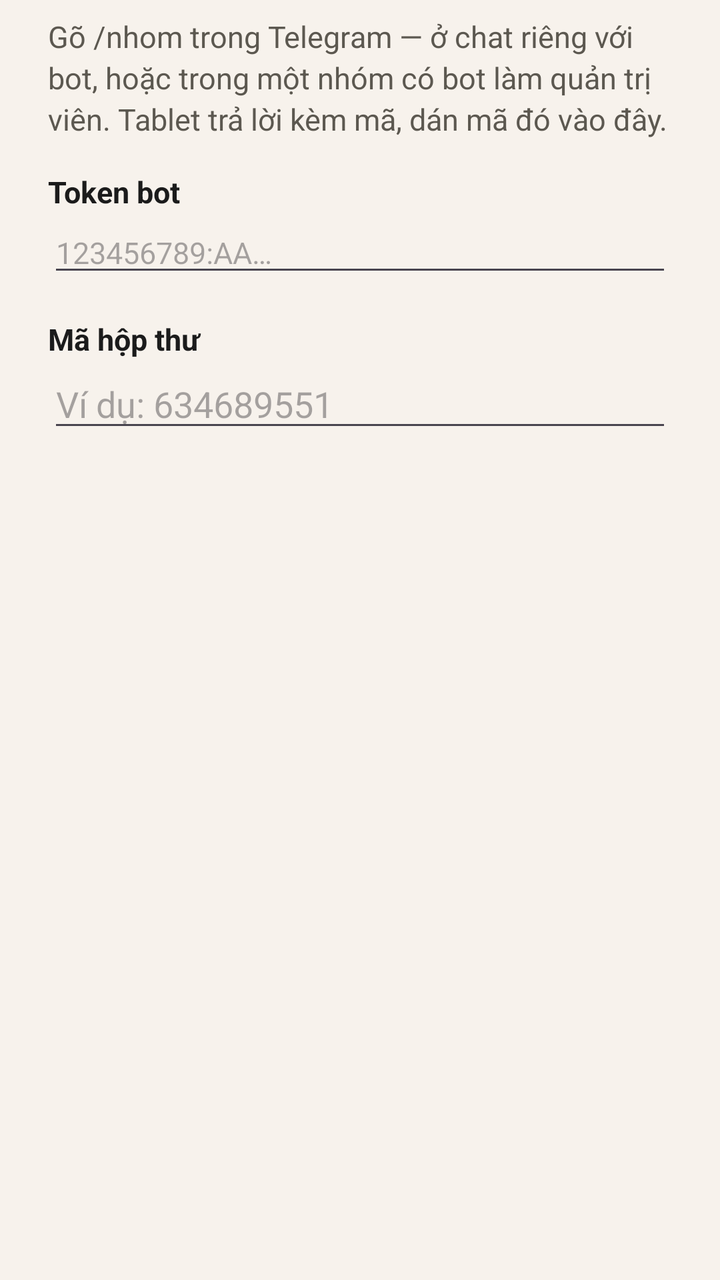
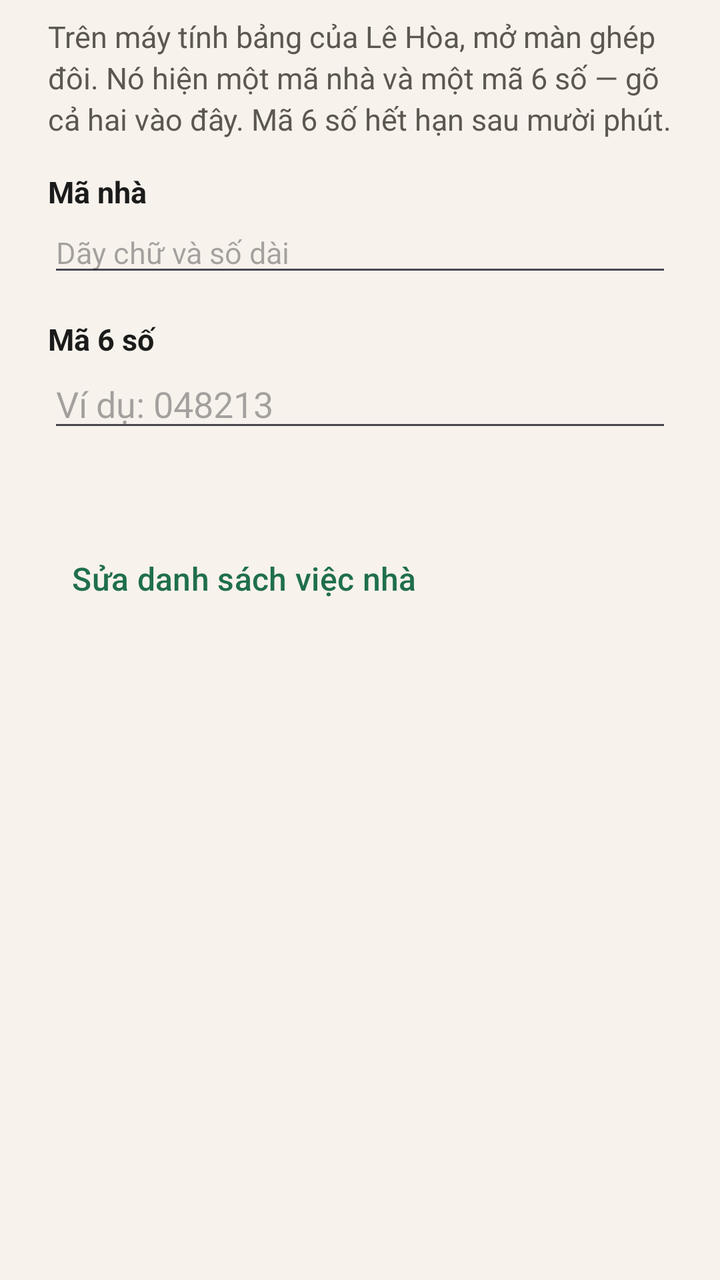

Two renders of the same Android screen: before a commit and after it. Below are the layout's source before the change and the commit's diff.
<!-- AndroidManifest.xml: application theme Theme.ChoGioChoi -->
<!-- res/layout/dialog_cai_dat.xml -->
<?xml version="1.0" encoding="utf-8"?>
<ScrollView xmlns:android="http://schemas.android.com/apk/res/android"
    android:layout_width="match_parent"
    android:layout_height="wrap_content">

    <LinearLayout
        android:layout_width="match_parent"
        android:layout_height="wrap_content"
        android:orientation="vertical"
        android:paddingStart="24dp"
        android:paddingTop="8dp"
        android:paddingEnd="24dp">

        <TextView
            android:layout_width="match_parent"
            android:layout_height="wrap_content"
            android:lineSpacingExtra="3dp"
            android:text="@string/cai_huong_dan"
            android:textColor="@color/chu_nhat"
            android:textSize="15sp" />

        <TextView
            android:layout_width="match_parent"
            android:layout_height="wrap_content"
            android:layout_marginTop="16dp"
            android:text="@string/cai_nhan_token"
            android:textColor="@color/chu"
            android:textSize="15sp"
            android:textStyle="bold" />

        <EditText
            android:id="@+id/edToken"
            android:layout_width="match_parent"
            android:layout_height="wrap_content"
            android:hint="@string/cai_o_token"
            android:importantForAutofill="no"
            android:inputType="textNoSuggestions"
            android:maxLines="2"
            android:textColor="@color/chu"
            android:textSize="15sp" />

        <TextView
            android:layout_width="match_parent"
            android:layout_height="wrap_content"
            android:layout_marginTop="16dp"
            android:text="@string/cai_nhan_nhom"
            android:textColor="@color/chu"
            android:textSize="15sp"
            android:textStyle="bold" />

        <EditText
            android:id="@+id/edNhom"
            android:layout_width="match_parent"
            android:layout_height="wrap_content"
            android:hint="@string/cai_o_nhap"
            android:importantForAutofill="no"
            android:inputType="numberSigned"
            android:textColor="@color/chu"
            android:textSize="18sp" />
    </LinearLayout>
</ScrollView>
<!-- resources referenced by this layout -->
<resources>
  <color name="chu">#FF1B1B1B</color>
  <color name="chu_nhat">#FF5C5850</color>
  <string name="cai_huong_dan">Gõ /nhom trong Telegram — ở chat riêng với bot, hoặc trong một nhóm có bot làm quản trị viên. Tablet trả lời kèm mã, dán mã đó vào đây.</string>
  <string name="cai_nhan_nhom">Mã hộp thư</string>
  <string name="cai_nhan_token">Token bot</string>
  <string name="cai_o_nhap">Ví dụ: 634689551</string>
  <string name="cai_o_token">123456789:AA…</string>
  <style name="Theme.ChoGioChoi" parent="Theme.Material3.Light.NoActionBar">
          <item name="colorPrimary">@color/nut</item>
          <item name="colorOnPrimary">@color/nut_chu</item>
          <item name="android:colorBackground">@color/nen</item>
          <item name="android:textColorPrimary">@color/chu</item>
          <item name="android:statusBarColor">@color/nen</item>
          <item name="android:navigationBarColor">@color/nen</item>
          <item name="android:windowLightStatusBar">true</item>
          <item name="android:windowLightNavigationBar" tools:targetApi="27">true</item>
          
          <item name="isMaterial3Theme">true</item>
      </style>
  <color name="nut">#FF1F6F4A</color>
  <color name="nut_chu">#FFFFFFFF</color>
  <color name="nen">#FFF7F2EC</color>
</resources>

<!-- the commit's change to res/layout/dialog_cai_dat.xml (unified diff, before → after) -->
@@ -23,16 +23,16 @@
             android:layout_width="match_parent"
             android:layout_height="wrap_content"
             android:layout_marginTop="16dp"
-            android:text="@string/cai_nhan_token"
+            android:text="@string/cai_nhan_ma_nha"
             android:textColor="@color/chu"
             android:textSize="15sp"
             android:textStyle="bold" />
 
         <EditText
-            android:id="@+id/edToken"
+            android:id="@+id/edMaNha"
             android:layout_width="match_parent"
             android:layout_height="wrap_content"
-            android:hint="@string/cai_o_token"
+            android:hint="@string/cai_o_ma_nha"
             android:importantForAutofill="no"
             android:inputType="textNoSuggestions"
             android:maxLines="2"
@@ -43,19 +43,40 @@
             android:layout_width="match_parent"
             android:layout_height="wrap_content"
             android:layout_marginTop="16dp"
-            android:text="@string/cai_nhan_nhom"
+            android:text="@string/cai_nhan_ma_ghep"
             android:textColor="@color/chu"
             android:textSize="15sp"
             android:textStyle="bold" />
 
         <EditText
-            android:id="@+id/edNhom"
+            android:id="@+id/edMaGhep"
             android:layout_width="match_parent"
             android:layout_height="wrap_content"
-            android:hint="@string/cai_o_nhap"
+            android:hint="@string/cai_o_ma_ghep"
             android:importantForAutofill="no"
-            android:inputType="numberSigned"
+            android:inputType="number"
+            android:maxLength="6"
             android:textColor="@color/chu"
             android:textSize="18sp" />
+
+        
+        <TextView
+            android:id="@+id/chuTinhHinh"
+            android:layout_width="match_parent"
+            android:layout_height="wrap_content"
+            android:layout_marginTop="12dp"
+            android:lineSpacingExtra="2dp"
+            android:textColor="@color/chu_nhat"
+            android:textSize="15sp" />
+
+        
+        <com.google.android.material.button.MaterialButton
+            android:id="@+id/btnSuaViec"
+            style="@style/Widget.Material3.Button.TextButton"
+            android:layout_width="wrap_content"
+            android:layout_height="wrap_content"
+            android:layout_marginTop="12dp"
+            android:text="@string/viec_sua_danh_sach"
+            android:textSize="16sp" />
     </LinearLayout>
 </ScrollView>
<!-- resource entries referenced after the edit -->
@@ -2,11 +2,12 @@
 <resources>
   <color name="chu">#FF1B1B1B</color>
   <color name="chu_nhat">#FF5C5850</color>
-  <string name="cai_huong_dan">Gõ /nhom trong Telegram — ở chat riêng với bot, hoặc trong một nhóm có bot làm quản trị viên. Tablet trả lời kèm mã, dán mã đó vào đây.</string>
-  <string name="cai_nhan_nhom">Mã hộp thư</string>
-  <string name="cai_nhan_token">Token bot</string>
-  <string name="cai_o_nhap">Ví dụ: 634689551</string>
-  <string name="cai_o_token">123456789:AA…</string>
+  <string name="cai_huong_dan">Trên máy tính bảng của Lê Hòa, mở màn ghép đôi. Nó hiện một mã nhà và một mã 6 số — gõ cả hai vào đây. Mã 6 số hết hạn sau mười phút.</string>
+  <string name="cai_nhan_ma_ghep">Mã 6 số</string>
+  <string name="cai_nhan_ma_nha">Mã nhà</string>
+  <string name="cai_o_ma_ghep">Ví dụ: 048213</string>
+  <string name="cai_o_ma_nha">Dãy chữ và số dài</string>
+  <string name="viec_sua_danh_sach">Sửa danh sách việc nhà</string>
   <style name="Theme.ChoGioChoi" parent="Theme.Material3.Light.NoActionBar">
           <item name="colorPrimary">@color/nut</item>
           <item name="colorOnPrimary">@color/nut_chu</item>
